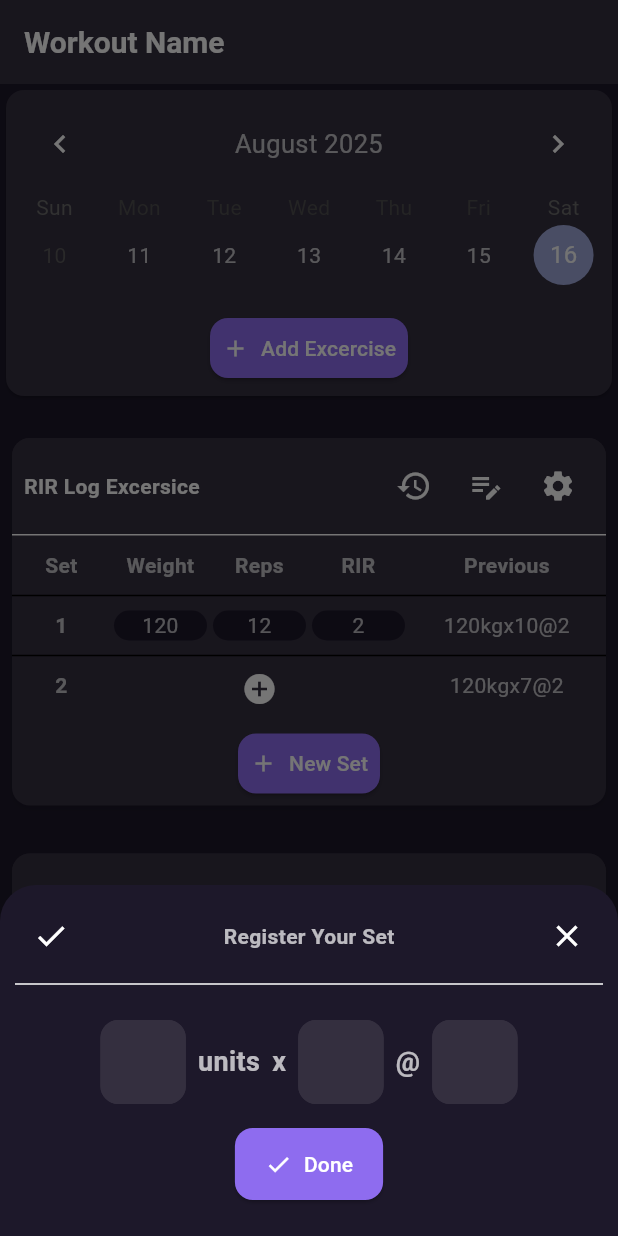
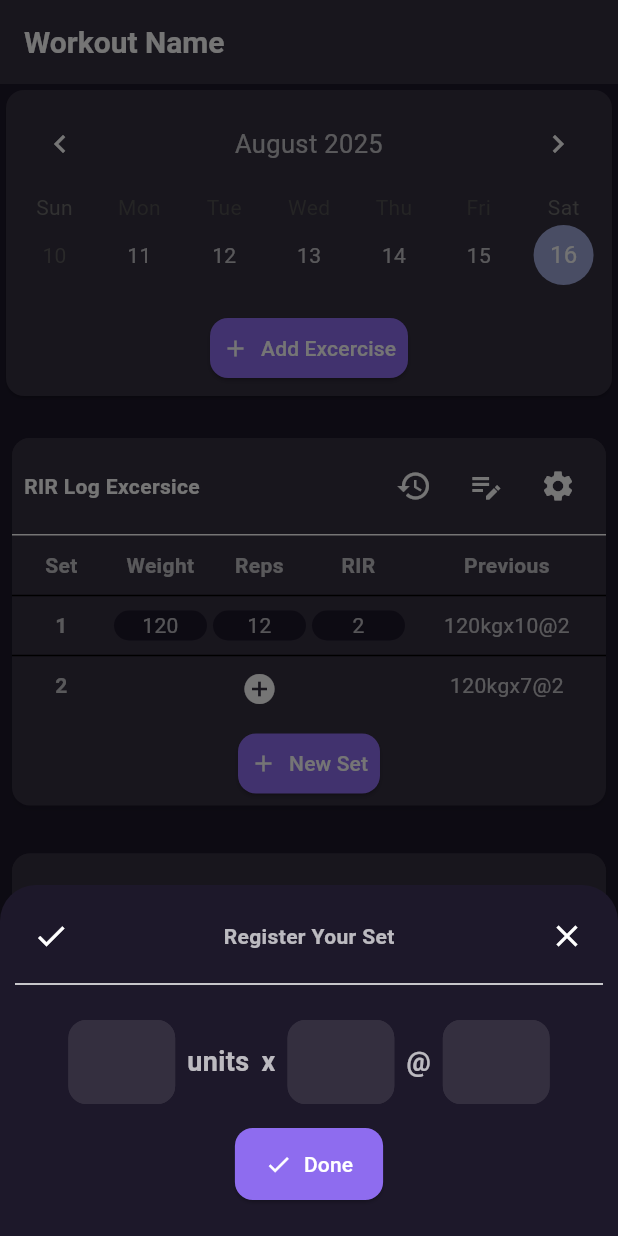
Before and after one commit to diegoZarateFer/gym-tracker-app, a Flutter app: the screen it shows after launch, after a tap on "120", on a phone screen of 412 x 824 dp. Run offline on Flutter 3.47's test engine with Material 3 defaults, Android fonts, the phone set to English and light mode, and no system bars; drawn by our look-alikes of table_calendar.

Commit message:
refactor<input>: Cambiando el size de los text inputs.

```diff
--- a/lib/screens/widgets/register_rir_set_dialog.dart
+++ b/lib/screens/widgets/register_rir_set_dialog.dart
@@ -50,6 +50,7 @@ class RegisterRIRSet extends StatelessWidget {
                 children: [
                   Spacer(),
                   Expanded(
+                    flex: 2,
                     child: TextField(
                       textAlignVertical: TextAlignVertical.center,
                       keyboardType: TextInputType.numberWithOptions(),
@@ -86,6 +87,7 @@ class RegisterRIRSet extends StatelessWidget {
                     width: 8,
                   ),
                   Expanded(
+                    flex: 2,
                     child: TextField(
                       textAlignVertical: TextAlignVertical.center,
                       keyboardType: TextInputType.numberWithOptions(),
@@ -112,6 +114,7 @@ class RegisterRIRSet extends StatelessWidget {
                     width: 8,
                   ),
                   Expanded(
+                    flex: 2,
                     child: TextField(
                       textAlignVertical: TextAlignVertical.center,
                       keyboardType: TextInputType.numberWithOptions(),
```
